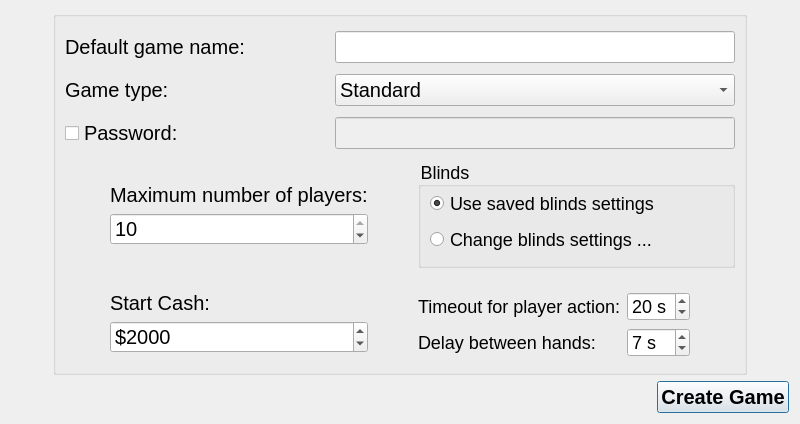
Above: src/gui/qt/gui_800x480/createinternetgamedialog_800x480.ui from pokerth/pokerth before the change. Below: the same form after it.
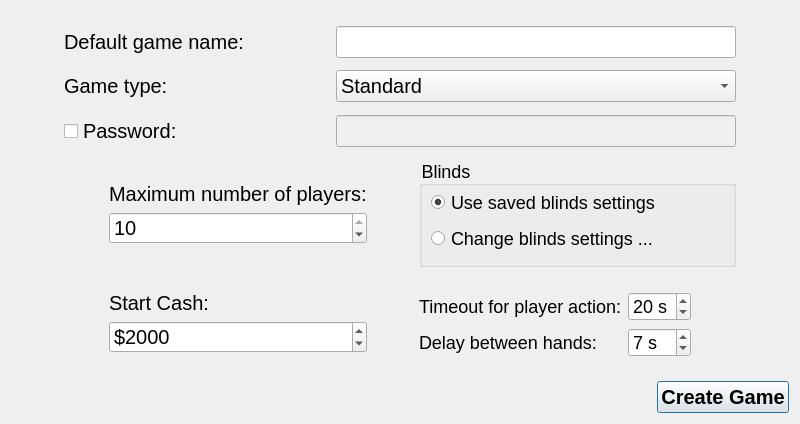
That is the form after the change. Icons and pictures are not drawn.

Diff of the .ui file:
```diff
--- a/src/gui/qt/gui_800x480/createinternetgamedialog_800x480.ui
+++ b/src/gui/qt/gui_800x480/createinternetgamedialog_800x480.ui
@@ -10,18 +10,18 @@
     <height>424</height>
    </rect>
   </property>
+  <property name="sizePolicy">
+   <sizepolicy hsizetype="MinimumExpanding" vsizetype="MinimumExpanding">
+    <horstretch>0</horstretch>
+    <verstretch>0</verstretch>
+   </sizepolicy>
+  </property>
   <property name="minimumSize">
    <size>
     <width>800</width>
     <height>424</height>
    </size>
   </property>
-  <property name="maximumSize">
-   <size>
-    <width>800</width>
-    <height>424</height>
-   </size>
-  </property>
   <property name="windowTitle">
    <string>Create Internet Game</string>
   </property>
@@ -60,13 +60,10 @@
     </layout>
    </item>
    <item row="0" column="1">
-    <widget class="QGroupBox" name="groupBox">
+    <widget class="QFrame" name="frame">
      <property name="styleSheet">
       <string notr="true"/>
      </property>
-     <property name="title">
-      <string/>
-     </property>
      <layout class="QGridLayout" name="gridLayout">
       <item row="1" column="0" colspan="5">
        <layout class="QHBoxLayout" name="horizontalLayout_8">
```
Left out of the diff: 80 changed lines with no effect on the pictures.
